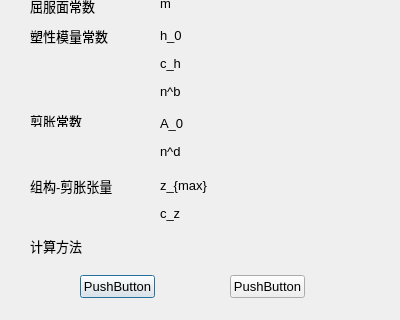
Above: GeoModelTest/ModelParaInputDM.ui from yjk15/GeoModelTest before the change; both pictures show x 0 to 400 and y 235 to 555 of the 400 by 555 pixel window. Below: the same form after it.
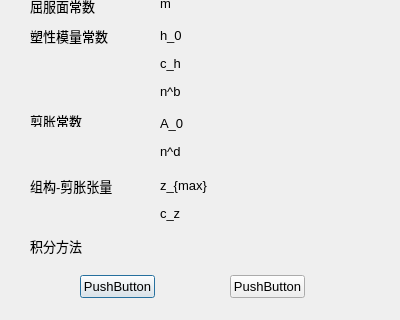
That is the form after the change.

```diff
--- a/GeoModelTest/ModelParaInputDM.ui
+++ b/GeoModelTest/ModelParaInputDM.ui
@@ -311,7 +311,7 @@
     </rect>
    </property>
    <property name="text">
-    <string>计算方法</string>
+    <string>积分方法</string>
    </property>
   </widget>
   <widget class="QPushButton" name="pushButton">
```
